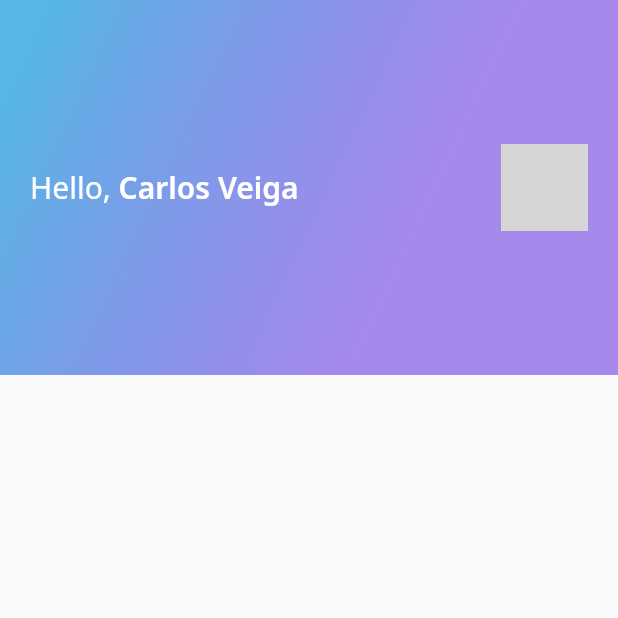
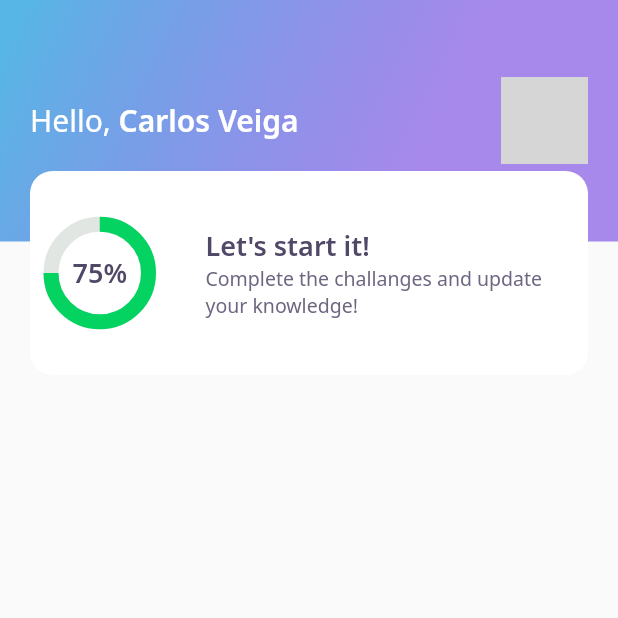
Before and after one commit to carlosveigadev/flutter_quiz_app, a Flutter app: the screen it shows after launch, on a phone screen of 412 x 824 dp, the top half of it. Run offline on Flutter 3.47's test engine with Material 2 defaults, Android fonts, the phone set to English and light mode, and no system bars; our stand-ins replace google_fonts; network calls fail; grey boxes are pictures that could not be loaded.

Commit message:
add widgets to appbar, include score card and chart widgets

```diff
--- a/lib/home/widgets/appbar/app_bar_widget.dart
+++ b/lib/home/widgets/appbar/app_bar_widget.dart
@@ -1,5 +1,6 @@
 import 'package:DevQuiz/core/app_gradients.dart';
 import 'package:DevQuiz/core/app_text_styles.dart';
+import 'package:DevQuiz/home/widgets/score_card/score_card_widget.dart';
 import 'package:flutter/material.dart';
 
 class AppBarWidget extends PreferredSize {
@@ -8,11 +9,15 @@ class AppBarWidget extends PreferredSize {
             preferredSize: Size.fromHeight(250),
             child: Container(
                 height: 250,
+                child: Stack(
+                  children: [
+                    Container(
+                      height: 161,
+                      width: double.maxFinite,
+                      padding: const EdgeInsets.symmetric(horizontal: 20),
                       decoration: BoxDecoration(
                         gradient: AppGradients.linear,
                       ),
-                child: Padding(
-                  padding: const EdgeInsets.symmetric(horizontal: 20),
                       child: Row(
                         mainAxisAlignment: MainAxisAlignment.spaceBetween,
                         children: [
@@ -35,5 +40,10 @@ class AppBarWidget extends PreferredSize {
                           )
                         ],
                       ),
+                    ),
+                    Align(
+                        alignment: Alignment(0.0, 1.0),
+                        child: ScoreCardWidget())
+                  ],
                 )));
 }
--- /dev/null
+++ b/lib/home/widgets/chart/chart_widget.dart
@@ -0,0 +1,32 @@
+import 'package:DevQuiz/core/app_colors.dart';
+import 'package:DevQuiz/core/app_text_styles.dart';
+import 'package:flutter/material.dart';
+
+class ChartWidget extends StatelessWidget {
+  const ChartWidget({Key? key}) : super(key: key);
+
+  @override
+  Widget build(BuildContext context) {
+    return Container(
+        height: 80,
+        width: 80,
+        child: Stack(
+          children: [
+            Center(
+              child: Container(
+                height: 65,
+                width: 65,
+                child: CircularProgressIndicator(
+                  strokeWidth: 10,
+                  value: 0.75,
+                  backgroundColor: AppColors.chartSecondary,
+                  valueColor:
+                      AlwaysStoppedAnimation<Color>(AppColors.chartPrimary),
+                ),
+              ),
+            ),
+            Center(child: Text("75%", style: AppTextStyles.heading))
+          ],
+        ));
+  }
+}
--- /dev/null
+++ b/lib/home/widgets/score_card/score_card_widget.dart
@@ -0,0 +1,40 @@
+import 'package:DevQuiz/core/app_colors.dart';
+import 'package:DevQuiz/core/app_text_styles.dart';
+import 'package:DevQuiz/home/widgets/chart/chart_widget.dart';
+import 'package:flutter/material.dart';
+
+class ScoreCardWidget extends StatelessWidget {
+  const ScoreCardWidget({Key? key}) : super(key: key);
+
+  @override
+  Widget build(BuildContext context) {
+    return Padding(
+      padding: const EdgeInsets.only(left: 20, right: 20),
+      child: Container(
+        height: 136,
+        decoration: BoxDecoration(
+            color: AppColors.white, borderRadius: BorderRadius.circular(15)),
+        child: Row(crossAxisAlignment: CrossAxisAlignment.center, children: [
+          Expanded(flex: 1, child: ChartWidget()),
+          Expanded(
+            flex: 3,
+            child: Padding(
+              padding: const EdgeInsets.only(left: 24),
+              child: Column(
+                mainAxisAlignment: MainAxisAlignment.center,
+                crossAxisAlignment: CrossAxisAlignment.start,
+                children: [
+                  Text("Let's start it!", style: AppTextStyles.heading),
+                  Text(
+                    "Complete the challanges and update your knowledge!",
+                    style: AppTextStyles.body,
+                  )
+                ],
+              ),
+            ),
+          )
+        ]),
+      ),
+    );
+  }
+}
```
Lines whose indentation alone changed are shown as unchanged.
